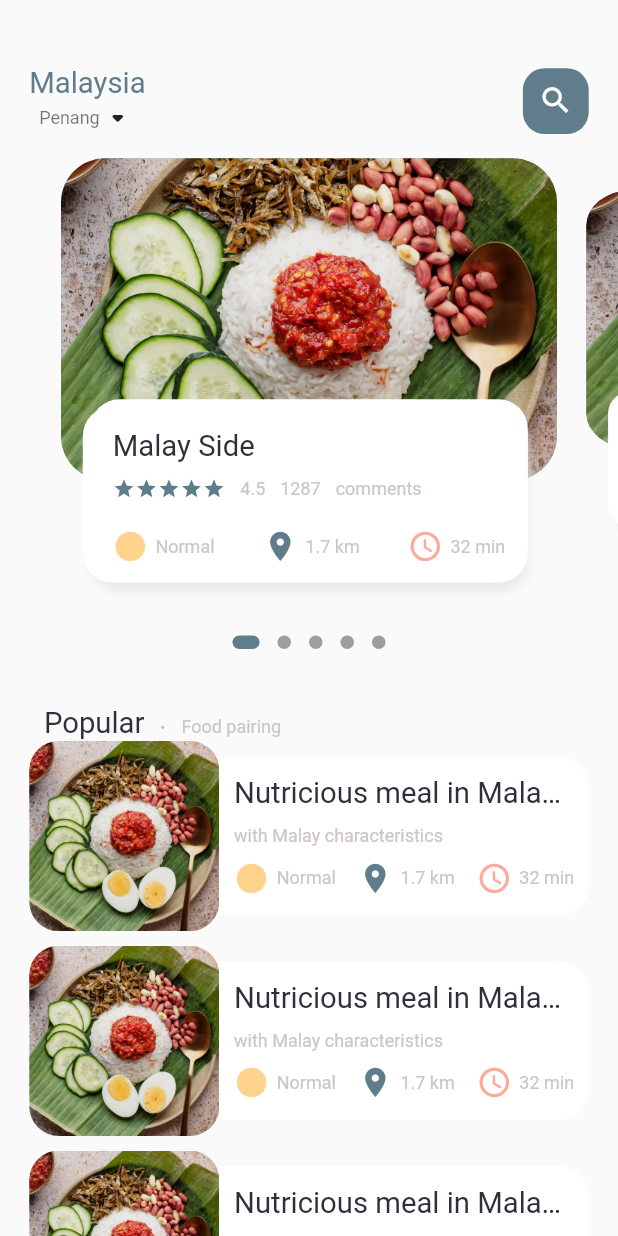
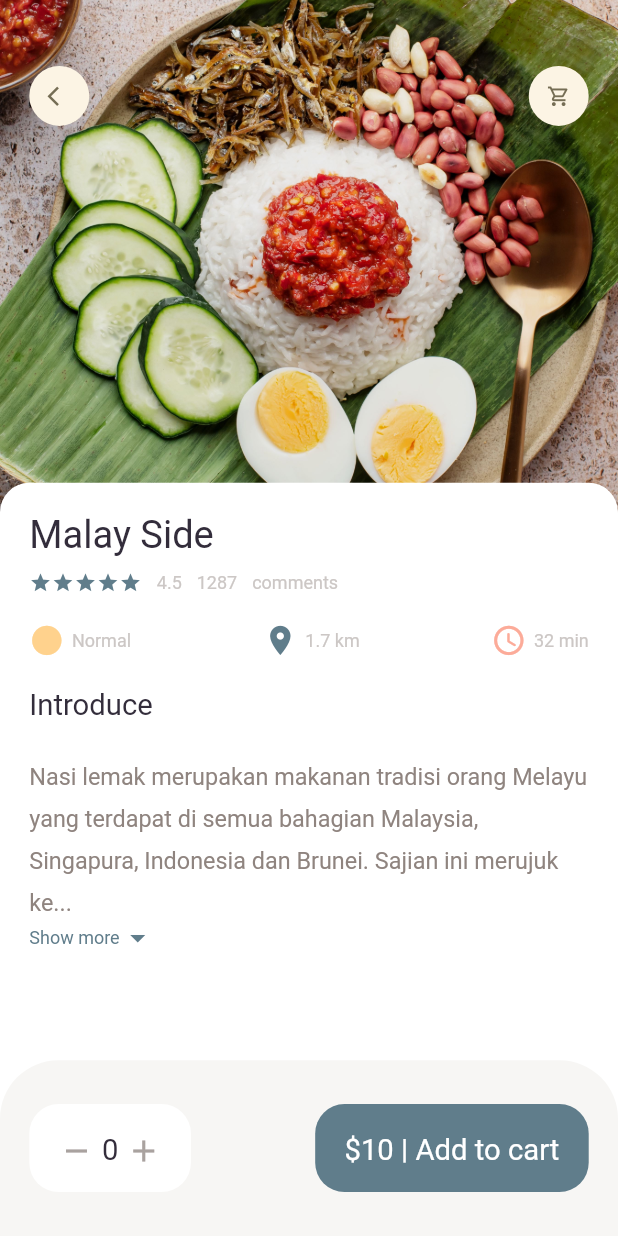
Before and after one commit to aimrsyh/E-commerce-Food-, a Flutter app: the screen it shows after launch, on a phone screen of 412 x 824 dp. Run offline on Flutter 3.47's test engine with Material 2 defaults, Android fonts, the phone set to English and light mode, and no system bars; drawn by our look-alikes of dots_indicator; our stand-ins replace get; missing offline and left inert: dart:ffi.

Commit message:
food details

```diff
--- a/lib/main.dart
+++ b/lib/main.dart
@@ -1,4 +1,5 @@
-import 'package:ecomm_food/home/main_food_page.dart';
+import 'package:ecomm_food/pages/food/food_detail.dart';
+import 'package:ecomm_food/pages/home/main_food_page.dart';
 import 'package:flutter/material.dart';
 import 'package:get/get.dart';
 
@@ -18,7 +19,7 @@ class MyApp extends StatelessWidget {
       theme: ThemeData(
         primarySwatch: Colors.blue,
       ),
-      home: MainFoodPage(),
+      home: FoodDetail(),
     );
   }
 }
--- /dev/null
+++ b/lib/pages/food/food_detail.dart
@@ -0,0 +1,140 @@
+import 'package:ecomm_food/utils/colors.dart';
+import 'package:ecomm_food/utils/dimensions.dart';
+import 'package:ecomm_food/widgets/app_column.dart';
+import 'package:ecomm_food/widgets/app_icon.dart';
+import 'package:ecomm_food/widgets/big_text.dart';
+import 'package:ecomm_food/widgets/expandable_text_widget.dart';
+import 'package:ecomm_food/widgets/icon_and_text_widget.dart';
+import 'package:ecomm_food/widgets/small_text.dart';
+import 'package:flutter/cupertino.dart';
+import 'package:flutter/material.dart';
+
+class FoodDetail extends StatelessWidget {
+  const FoodDetail({Key? key}) : super(key: key);
+
+  @override
+  Widget build(BuildContext context) {
+    return Scaffold(
+      backgroundColor: Colors.white,
+      body: Stack(
+        children: [
+          // background image
+          Positioned(
+              left: 0,
+              right: 0,
+              child: Container(
+                width: double.maxFinite,
+                height: Dimensions.foodImgSize,
+                decoration: BoxDecoration(
+                    image: DecorationImage(
+                        fit: BoxFit.cover,
+                        image: AssetImage("assets/image/nasilemak.jpg"))),
+              )),
+          // icon widgets
+          Positioned(
+              top: Dimensions.height45,
+              left: Dimensions.width20,
+              right: Dimensions.width20,
+              child: Row(
+                mainAxisAlignment: MainAxisAlignment.spaceBetween,
+                children: [
+                  AppIcon(icon: Icons.arrow_back_ios),
+                  AppIcon(icon: Icons.shopping_cart_outlined),
+                ],
+              )),
+          //introduction of food
+          Positioned(
+              left: 0,
+              right: 0,
+              bottom: 0,
+              top: Dimensions.foodImgSize - 20,
+              child: Container(
+                  padding: EdgeInsets.only(
+                      left: Dimensions.width20,
+                      right: Dimensions.width20,
+                      top: Dimensions.height20),
+                  decoration: BoxDecoration(
+                      borderRadius: BorderRadius.only(
+                          topRight: Radius.circular(Dimensions.radius20),
+                          topLeft: Radius.circular(Dimensions.radius20)),
+                      color: Colors.white),
+                  child: Column(
+                    crossAxisAlignment: CrossAxisAlignment.start,
+                    children: [
+                      AppColumn(text: "Malay Side"),
+                      SizedBox(height: Dimensions.height20),
+                      BigText(text: "Introduce"),
+                      SizedBox(height: Dimensions.height20),
+                      Expanded(
+                        child: SingleChildScrollView(
+                          child: ExpandableTextWidget(
+                              text:
+                                  "Nasi lemak merupakan makanan tradisi orang Melayu yang terdapat di semua bahagian Malaysia, Singapura, Indonesia dan Brunei. Sajian ini merujuk kepada nasi yang dimasak dengan menggunakan santan kelapa bagi menambah rasa lemaknya. Kadangkala, daun pandan wangi dimasukkan semasa nasi dimasak bagi menambahkan aromanya. Nasi lemak biasanya dihidangkan dengan telur, timun, ikan bilis goreng, kacang goreng dan sambal. Tetapi, kini nasi lemak dijual dengan pelbagai lauk yang termasuk tetapi tidak terhad kepada daging, ayam, sotong, udang, limpa, dan hati lembu. Bahan-bahan untuk membuat Nasi Lemak juga mudah didapati.sebagai contoh daun pandan,halia, serai dan halba boleh dibeli daripada kedai runcit atau pasar awam. Ikan bilis dan telur boleh dibeli di pasar raya. "),
+                        ),
+                      ),
+                    ],
+                  ))),
+        ],
+      ),
+      bottomNavigationBar: Container(
+        height: Dimensions.bottomHeightBar,
+        padding: EdgeInsets.only(
+            top: Dimensions.height30,
+            bottom: Dimensions.height30,
+            left: Dimensions.width20,
+            right: Dimensions.width20),
+        decoration: BoxDecoration(
+            color: AppColors.buttonBackgroundColor,
+            borderRadius: BorderRadius.only(
+                topLeft: Radius.circular(Dimensions.radius20 * 2),
+                topRight: Radius.circular(Dimensions.radius20 * 2))),
+        child: Row(
+          mainAxisAlignment: MainAxisAlignment.spaceBetween,
+          children: [
+            Container(
+              padding: EdgeInsets.only(
+                  top: Dimensions.height20,
+                  bottom: Dimensions.height20,
+                  left: Dimensions.width20,
+                  right: Dimensions.width20),
+              decoration: BoxDecoration(
+                borderRadius: BorderRadius.circular(Dimensions.radius20),
+                color: Colors.white,
+              ),
+              child: Row(
+                children: [
+                  Icon(
+                    Icons.remove,
+                    color: AppColors.signColor,
+                  ),
+                  SizedBox(width: Dimensions.width10 / 2),
+                  BigText(text: "0"),
+                  SizedBox(width: Dimensions.width10 / 2),
+                  Icon(
+                    Icons.add,
+                    color: AppColors.signColor,
+                  )
+                ],
+              ),
+            ),
+            Container(
+              padding: EdgeInsets.only(
+                  top: Dimensions.height20,
+                  bottom: Dimensions.height20,
+                  left: Dimensions.width20,
+                  right: Dimensions.width20),
+              child: BigText(
+                text: "\$10 | Add to cart",
+                color: Colors.white,
+              ),
+              decoration: BoxDecoration(
+                borderRadius: BorderRadius.circular(Dimensions.radius20),
+                color: AppColors.mainColor,
+              ),
+            )
+          ],
+        ),
+      ),
+    );
+  }
+}
--- a/lib/home/food_page_body.dart
+++ b/lib/pages/home/food_page_body.dart
@@ -3,6 +3,7 @@ import 'dart:ffi';
 import 'package:dots_indicator/dots_indicator.dart';
 import 'package:ecomm_food/utils/colors.dart';
 import 'package:ecomm_food/utils/dimensions.dart';
+import 'package:ecomm_food/widgets/app_column.dart';
 import 'package:ecomm_food/widgets/big_text.dart';
 import 'package:ecomm_food/widgets/icon_and_text_widget.dart';
 import 'package:ecomm_food/widgets/small_text.dart';
@@ -119,6 +120,7 @@ class _FoodPageBodyState extends State<FoodPageBody> {
                         ),
                       ),
                     ),
+
                     // text container
                     Expanded(
                       child: Container(
@@ -248,60 +250,7 @@ class _FoodPageBodyState extends State<FoodPageBody> {
               child: Container(
                 padding: EdgeInsets.only(
                     top: Dimensions.height15, left: 15, right: 15),
-                child: Column(
-                  crossAxisAlignment: CrossAxisAlignment.start,
-                  children: [
-                    BigText(text: "Malay Side"),
-                    SizedBox(
-                      height: Dimensions.height10,
-                    ),
-                    Row(
-                      children: [
-                        Wrap(
-                          children: List.generate(
-                              5,
-                              (index) => Icon(
-                                    Icons.star,
-                                    color: AppColors.mainColor,
-                                    size: 15,
-                                  )),
-                        ),
-                        SizedBox(
-                          width: 10,
-                        ),
-                        SmallText(text: "4.5"),
-                        SizedBox(
-                          width: 10,
-                        ),
-                        SmallText(text: "1287"),
-                        SizedBox(
-                          width: 10,
-                        ),
-                        SmallText(text: "comments"),
-                      ],
-                    ),
-                    SizedBox(
-                      height: Dimensions.height20,
-                    ),
-                    Row(
-                      mainAxisAlignment: MainAxisAlignment.spaceBetween,
-                      children: [
-                        IconAndTextWidget(
-                            icon: Icons.circle_sharp,
-                            text: "Normal",
-                            iconColor: AppColors.iconColor1),
-                        IconAndTextWidget(
-                            icon: Icons.location_on,
-                            text: "1.7 km",
-                            iconColor: AppColors.mainColor),
-                        IconAndTextWidget(
-                            icon: Icons.access_time_rounded,
-                            text: "32 min",
-                            iconColor: AppColors.iconColor2)
-                      ],
-                    )
-                  ],
-                ),
+                child: AppColumn(text: "Malay Side"),
               ),
             ),
           ),
--- a/lib/home/main_food_page.dart
+++ b/lib/pages/home/main_food_page.dart
@@ -1,9 +1,9 @@
-import 'package:ecomm_food/home/food_page_body.dart';
+import 'package:ecomm_food/pages/home/food_page_body.dart';
+import 'package:ecomm_food/utils/colors.dart';
 import 'package:ecomm_food/utils/dimensions.dart';
 import 'package:ecomm_food/widgets/big_text.dart';
 import 'package:ecomm_food/widgets/small_text.dart';
 import 'package:flutter/material.dart';
-import '../utils/colors.dart';
 
 class MainFoodPage extends StatefulWidget {
   const MainFoodPage({Key? key}) : super(key: key);
--- a/lib/utils/dimensions.dart
+++ b/lib/utils/dimensions.dart
@@ -24,15 +24,27 @@ class Dimensions {
   static double width20 = screenHeight / 42.2;
   static double width30 = screenHeight / 28.13;
 
+  //font size
   static double font20 = screenHeight / 42.2;
+  static double font26 = screenHeight / 32.46;
+  static double font16 = screenHeight / 52.75;
+
+  //radius
   static double radius20 = screenHeight / 42.2;
   static double radius15 = screenHeight / 56.27;
   static double radius30 = screenHeight / 28.13;
 
   //icon size
   static double iconSize24 = screenHeight / 35.17;
+  static double iconSize16 = screenHeight / 52.75;
 
   //list view size
   static double listViewImgSize = screenWidth / 3.25;
   static double listViewTextContSize = screenWidth / 3.9;
+
+  //food detail
+  static double foodImgSize = screenHeight / 2.41;
+
+  //bottom height
+  static double bottomHeightBar = screenHeight / 7.03;
 }
--- /dev/null
+++ b/lib/widgets/app_column.dart
@@ -0,0 +1,72 @@
+import 'package:ecomm_food/utils/colors.dart';
+import 'package:ecomm_food/utils/dimensions.dart';
+import 'package:ecomm_food/widgets/big_text.dart';
+import 'package:ecomm_food/widgets/icon_and_text_widget.dart';
+import 'package:ecomm_food/widgets/small_text.dart';
+import 'package:flutter/material.dart';
+
+class AppColumn extends StatelessWidget {
+  final String text;
+  const AppColumn({Key? key, required this.text}) : super(key: key);
+
+  @override
+  Widget build(BuildContext context) {
+    return Column(
+      crossAxisAlignment: CrossAxisAlignment.start,
+      children: [
+        BigText(
+          text: text,
+          size: Dimensions.font26,
+        ),
+        SizedBox(
+          height: Dimensions.height10,
+        ),
+        Row(
+          children: [
+            Wrap(
+              children: List.generate(
+                  5,
+                  (index) => Icon(
+                        Icons.star,
+                        color: AppColors.mainColor,
+                        size: 15,
+                      )),
+            ),
+            SizedBox(
+              width: 10,
+            ),
+            SmallText(text: "4.5"),
+            SizedBox(
+              width: 10,
+            ),
+            SmallText(text: "1287"),
+            SizedBox(
+              width: 10,
+            ),
+            SmallText(text: "comments"),
+          ],
+        ),
+        SizedBox(
+          height: Dimensions.height20,
+        ),
+        Row(
+          mainAxisAlignment: MainAxisAlignment.spaceBetween,
+          children: [
+            IconAndTextWidget(
+                icon: Icons.circle_sharp,
+                text: "Normal",
+                iconColor: AppColors.iconColor1),
+            IconAndTextWidget(
+                icon: Icons.location_on,
+                text: "1.7 km",
+                iconColor: AppColors.mainColor),
+            IconAndTextWidget(
+                icon: Icons.access_time_rounded,
+                text: "32 min",
+                iconColor: AppColors.iconColor2)
+          ],
+        )
+      ],
+    );
+  }
+}
--- /dev/null
+++ b/lib/widgets/app_icon.dart
@@ -0,0 +1,32 @@
+import 'package:ecomm_food/utils/dimensions.dart';
+import 'package:flutter/cupertino.dart';
+
+class AppIcon extends StatelessWidget {
+  final IconData icon;
+  final Color backgroundColor;
+  final Color iconColor;
+  final double size;
+  const AppIcon({
+    Key? key,
+    required this.icon,
+    this.backgroundColor = const Color(0xFFfcf4e4),
+    this.iconColor = const Color(0xFF756d54),
+    this.size = 40,
+  }) : super(key: key);
+
+  @override
+  Widget build(BuildContext context) {
+    return Container(
+      width: size,
+      height: size,
+      decoration: BoxDecoration(
+          borderRadius: BorderRadius.circular(size / 2),
+          color: backgroundColor),
+      child: Icon(
+        icon,
+        color: iconColor,
+        size: Dimensions.iconSize16,
+      ),
+    );
+  }
+}
--- /dev/null
+++ b/lib/widgets/expandable_text_widget.dart
@@ -0,0 +1,77 @@
+import 'package:ecomm_food/utils/colors.dart';
+import 'package:ecomm_food/utils/dimensions.dart';
+import 'package:ecomm_food/widgets/small_text.dart';
+import 'package:flutter/material.dart';
+
+class ExpandableTextWidget extends StatefulWidget {
+  final String text;
+  const ExpandableTextWidget({Key? key, required this.text}) : super(key: key);
+
+  @override
+  State<ExpandableTextWidget> createState() => _ExpandableTextWidgetState();
+}
+
+class _ExpandableTextWidgetState extends State<ExpandableTextWidget> {
+  late String firstHalf;
+  late String secondHalf;
+
+  bool hiddenText = true;
+
+  double textHeight = Dimensions.screenHeight / 5.63;
+
+  @override
+  void initState() {
+    super.initState();
+    if (widget.text.length > textHeight) {
+      firstHalf = widget.text.substring(0, textHeight.toInt());
+      secondHalf =
+          widget.text.substring(textHeight.toInt() + 1, widget.text.length);
+    } else {
+      firstHalf = widget.text;
+      secondHalf = "";
+    }
+  }
+
+  @override
+  Widget build(BuildContext context) {
+    return Container(
+      child: secondHalf.isEmpty
+          ? SmallText(
+              size: Dimensions.font16,
+              color: AppColors.paraColor,
+              text: firstHalf)
+          : Column(
+              children: [
+                SmallText(
+                    height: 1.8,
+                    size: Dimensions.font16,
+                    color: AppColors.paraColor,
+                    text: hiddenText
+                        ? (firstHalf + "...")
+                        : (firstHalf + secondHalf)),
+                InkWell(
+                  onTap: () {
+                    setState(() {
+                      hiddenText = !hiddenText;
+                    });
+                  },
+                  child: Row(
+                    children: [
+                      SmallText(
+                        text: "Show more",
+                        color: AppColors.mainColor,
+                      ),
+                      Icon(
+                        hiddenText
+                            ? Icons.arrow_drop_down
+                            : Icons.arrow_drop_up,
+                        color: AppColors.mainColor,
+                      ),
+                    ],
+                  ),
+                )
+              ],
+            ),
+    );
+  }
+}
```
